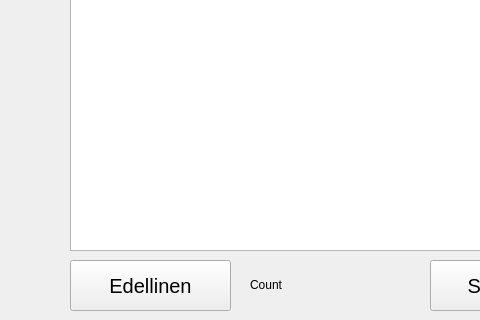
22kmo-project/group_7, file frontend/transactionwindow.ui: the form before one commit; both pictures show x 0 to 480 and y 280 to 600 of the 800 by 600 pixel window.
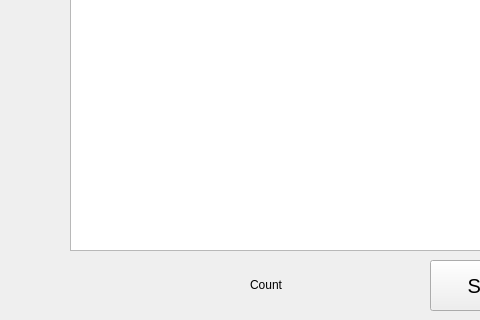
The form after the commit.

What changed in the file:
```diff
--- a/frontend/transactionwindow.ui
+++ b/frontend/transactionwindow.ui
@@ -159,24 +159,6 @@
     <string>Tilin saldo:</string>
    </property>
   </widget>
-  <widget class="QPushButton" name="btn_back">
-   <property name="geometry">
-    <rect>
-     <x>70</x>
-     <y>540</y>
-     <width>161</width>
-     <height>51</height>
-    </rect>
-   </property>
-   <property name="font">
-    <font>
-     <pointsize>15</pointsize>
-    </font>
-   </property>
-   <property name="text">
-    <string>Edellinen</string>
-   </property>
-  </widget>
   <widget class="QLabel" name="label_count">
    <property name="geometry">
     <rect>
```
